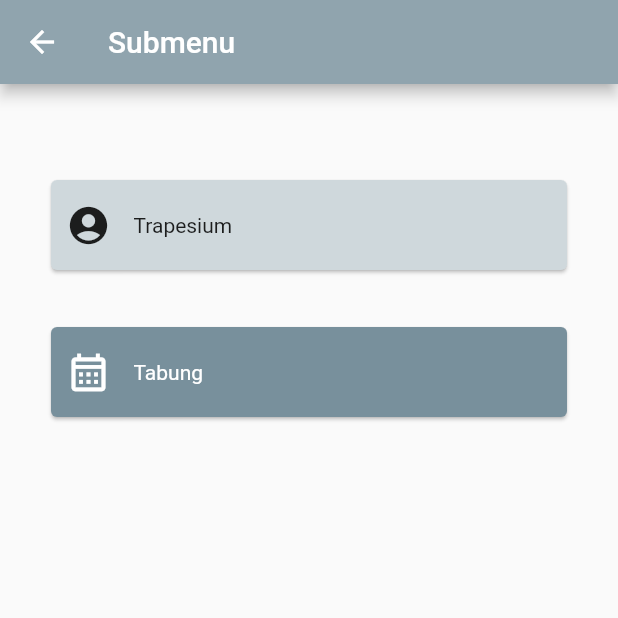
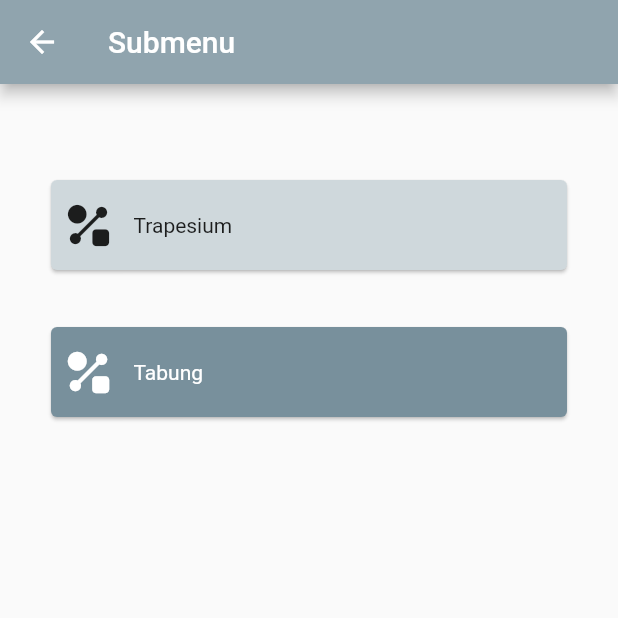
Before and after one commit to FarhanFansuri/TUGAS-MOBILE, a Flutter app: the SubMenu screen opened by its route, on a phone screen of 412 x 824 dp, the top half of it. Run offline on Flutter 3.47's test engine with Material 2 defaults, Android fonts, the light colour scheme and no system bars; our stand-ins replace timezone.

Commit message:
[UPDATE]

```diff
--- a/utsapp/lib/submenu.dart
+++ b/utsapp/lib/submenu.dart
@@ -35,7 +35,7 @@ class SubMenu extends StatelessWidget {
                             width: 10.0,
                           ),
                           Icon(
-                            Icons.account_circle_rounded,
+                            Icons.shape_line,
                             size: 30.0,
                           ),
                           SizedBox(
@@ -69,7 +69,7 @@ class SubMenu extends StatelessWidget {
                             width: 10.0,
                           ),
                           Icon(
-                            Icons.calendar_month_outlined,
+                            Icons.shape_line,
                             size: 30.0,
                             color: Colors.white,
                           ),
```
Also changed, not shown: 3 other files.
